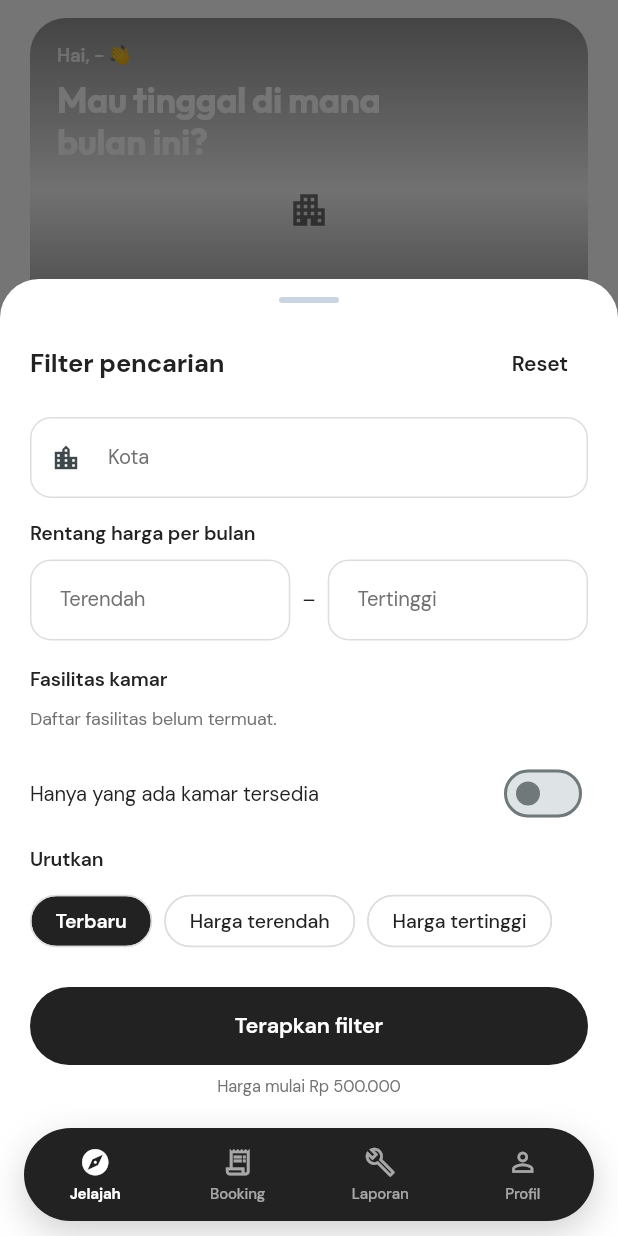
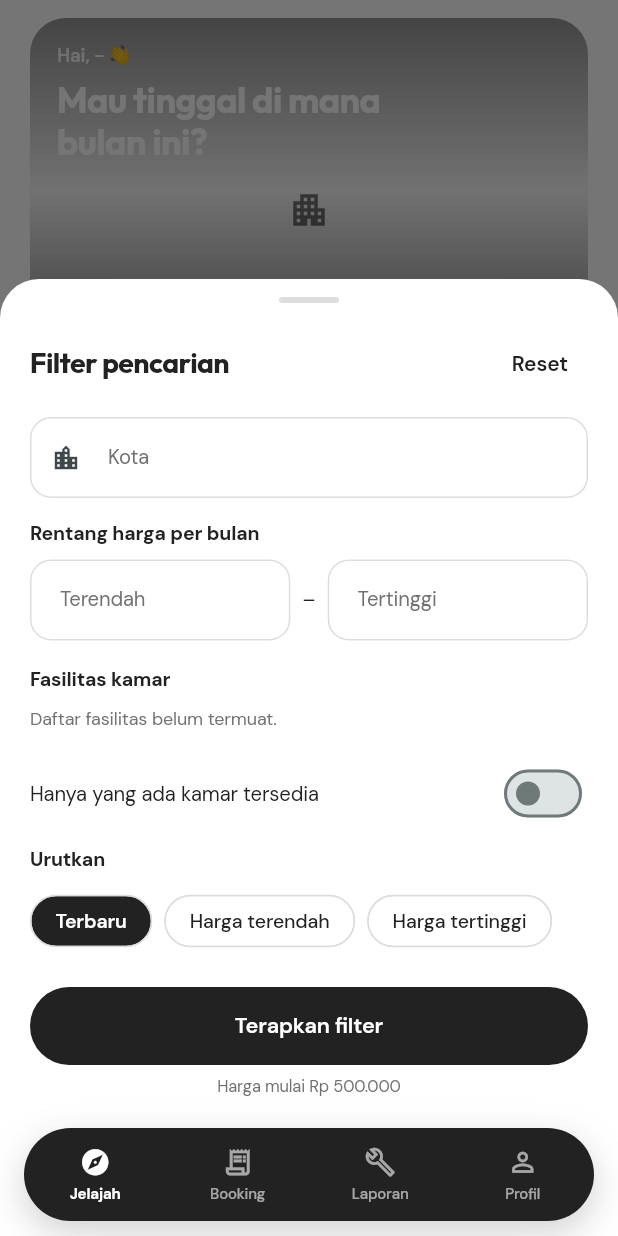
Before and after one commit to willdannaltairr/HuniKos-Flutter, a Flutter app: the ExploreScreen screen opened by its route, after a tap on the "tune" icon, on a phone screen of 412 x 824 dp. Run offline on Flutter 3.47's test engine with Material 3 defaults, Android fonts, the phone set to English and light mode, and no system bars; our stand-ins replace cached_network_image, dio, flutter_map, flutter_secure_storage, go_router, google_fonts and 2 more; missing offline and left inert: midtrans_sdk; accounts and stored records are empty; network calls fail.

Commit message:
style(mobile-ui): align the filter sheet with the light theme
Judul, label bagian, dan catatan harga memakai AppFonts supaya tipografinya
sama dengan layar lain; pegangan sheet memakai warna border tema.

```diff
--- a/lib/screens/tenant/explore_filter_sheet.dart
+++ b/lib/screens/tenant/explore_filter_sheet.dart
@@ -89,7 +89,7 @@ class _ExploreFilterSheetState extends State<ExploreFilterSheet> {
                 width: 40,
                 height: 4,
                 decoration: BoxDecoration(
-                  color: const Color(0xFFCBD5E1),
+                  color: AppColors.border,
                   borderRadius: BorderRadius.circular(2),
                 ),
               ),
@@ -97,11 +97,8 @@ class _ExploreFilterSheetState extends State<ExploreFilterSheet> {
             const SizedBox(height: 16),
             Row(
               children: [
-                const Expanded(
-                  child: Text(
-                    'Filter pencarian',
-                    style: TextStyle(fontSize: 17, fontWeight: FontWeight.w700),
-                  ),
+                Expanded(
+                  child: Text('Filter pencarian', style: AppFonts.title(19, weight: FontWeight.w700)),
                 ),
                 TextButton(
                   onPressed: () {
@@ -127,8 +124,8 @@ class _ExploreFilterSheetState extends State<ExploreFilterSheet> {
               ),
             ),
             const SizedBox(height: 14),
-            const Text('Rentang harga per bulan',
-                style: TextStyle(fontSize: 13, fontWeight: FontWeight.w600)),
+            Text('Rentang harga per bulan',
+                style: AppFonts.label(13, weight: FontWeight.w700)),
             const SizedBox(height: 8),
             Row(
               children: [
@@ -153,13 +150,12 @@ class _ExploreFilterSheetState extends State<ExploreFilterSheet> {
               ],
             ),
             const SizedBox(height: 16),
-            const Text('Fasilitas kamar',
-                style: TextStyle(fontSize: 13, fontWeight: FontWeight.w600)),
+            Text('Fasilitas kamar', style: AppFonts.label(13, weight: FontWeight.w700)),
             const SizedBox(height: 8),
             if (facilities.isEmpty)
-              const Text(
+              Text(
                 'Daftar fasilitas belum termuat.',
-                style: TextStyle(fontSize: 12, color: AppColors.textSecondary),
+                style: AppFonts.label(12, color: AppColors.textSecondary),
               )
             else
               Wrap(
@@ -191,8 +187,7 @@ class _ExploreFilterSheetState extends State<ExploreFilterSheet> {
                   style: TextStyle(fontSize: 13.5)),
             ),
             const SizedBox(height: 6),
-            const Text('Urutkan',
-                style: TextStyle(fontSize: 13, fontWeight: FontWeight.w600)),
+            Text('Urutkan', style: AppFonts.label(13, weight: FontWeight.w700)),
             const SizedBox(height: 8),
             Wrap(
               spacing: 8,
@@ -208,7 +203,7 @@ class _ExploreFilterSheetState extends State<ExploreFilterSheet> {
             Center(
               child: Text(
                 'Harga mulai ${Formatters.rupiah(500000)}',
-                style: const TextStyle(fontSize: 11, color: AppColors.textSecondary),
+                style: AppFonts.label(11, color: AppColors.textSecondary),
               ),
             ),
           ],
```
